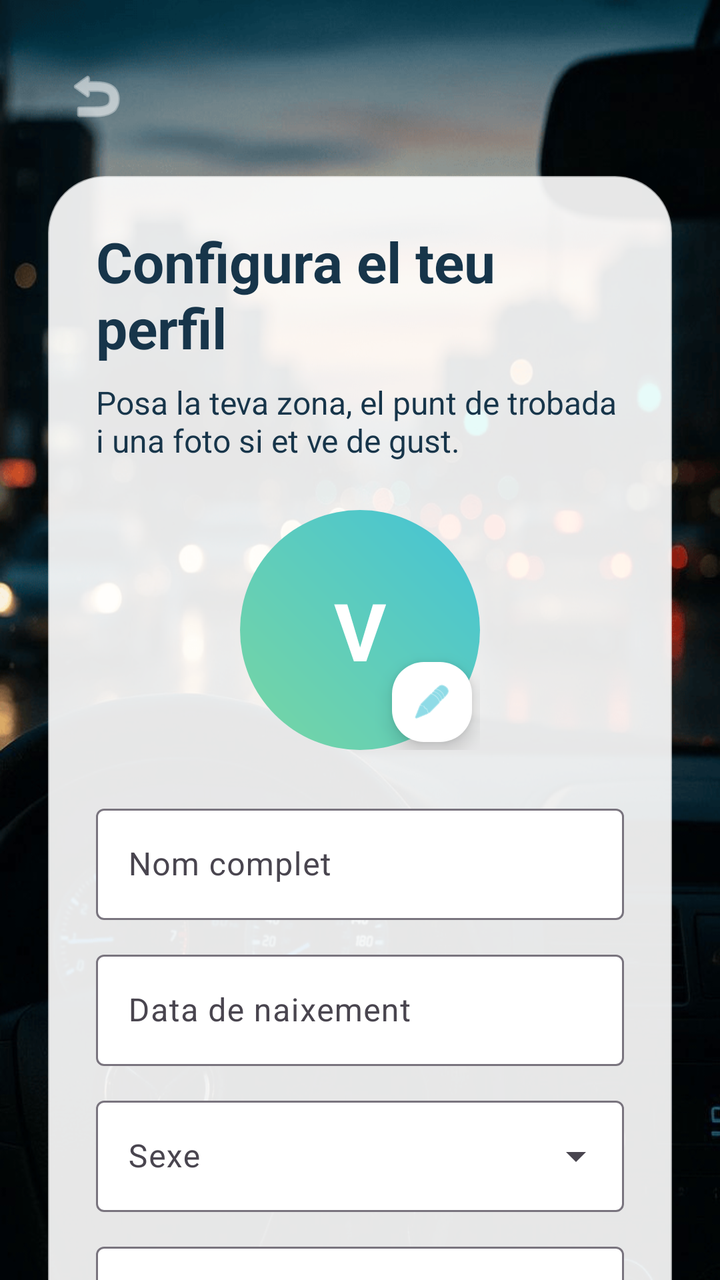
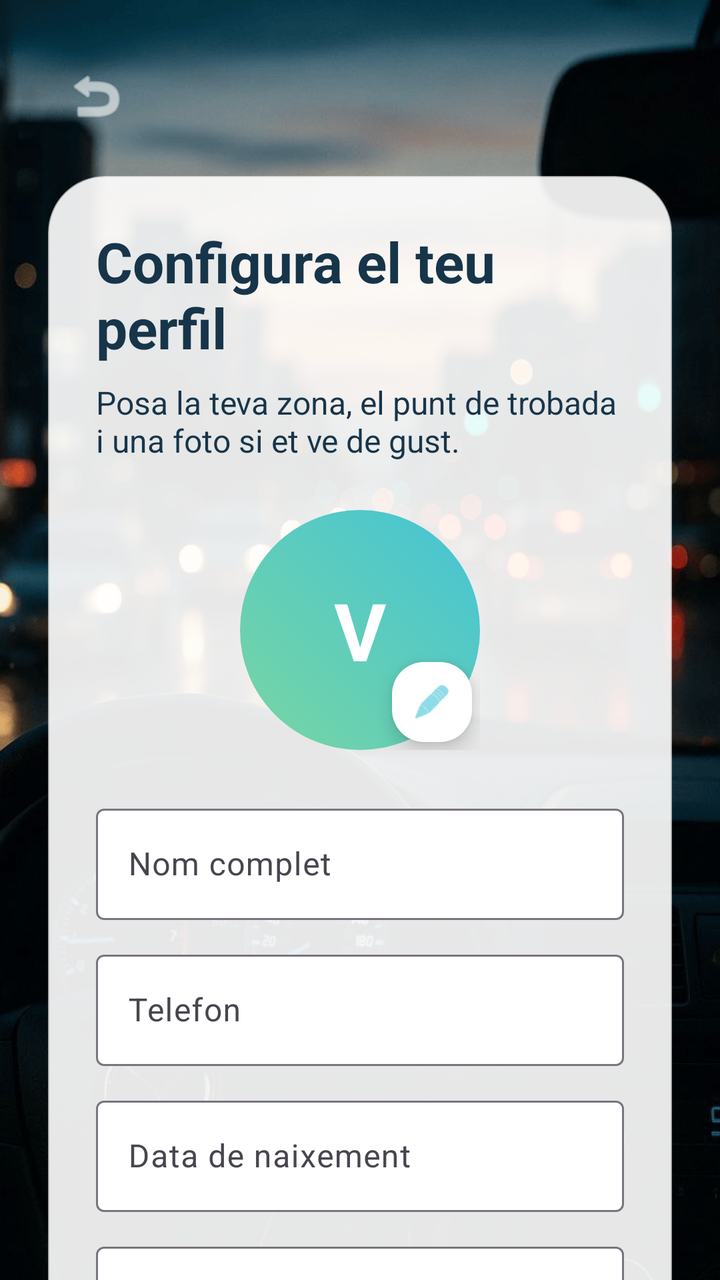

Screens rendered from an Android XML layout before and after an edit, with the pre-edit source and the edit as a unified diff.
<!-- AndroidManifest.xml: application theme Theme.ViBaCar -->
<!-- res/layout/activity_configura_perfil.xml -->
<?xml version="1.0" encoding="utf-8"?>
<androidx.core.widget.NestedScrollView xmlns:android="http://schemas.android.com/apk/res/android"
    xmlns:app="http://schemas.android.com/apk/res-auto"
    android:layout_width="match_parent"
    android:layout_height="match_parent"
    android:background="@drawable/pantalla_benvinguda"
    android:fillViewport="true">

    <LinearLayout
        android:layout_width="match_parent"
        android:layout_height="wrap_content"
        android:gravity="center"
        android:orientation="vertical"
        android:paddingHorizontal="24dp"
        android:paddingVertical="24dp">

        <ImageButton
            android:id="@+id/botoEnrere"
            android:layout_width="48dp"
            android:layout_height="48dp"
            android:layout_gravity="start"
            android:background="?attr/selectableItemBackgroundBorderless"
            android:contentDescription="@string/boto_enrere"
            android:padding="8dp"
            android:src="@android:drawable/ic_menu_revert"
            app:tint="@color/color_text_clar" />

        <LinearLayout
            android:layout_width="match_parent"
            android:layout_height="wrap_content"
            android:layout_marginTop="16dp"
            android:background="@drawable/fons_targeta"
            android:backgroundTint="#E6FFFFFF"
            android:elevation="12dp"
            android:orientation="vertical"
            android:padding="24dp">

            <TextView
                android:layout_width="match_parent"
                android:layout_height="wrap_content"
                android:text="@string/perfil_config_titol"
                android:textColor="@color/color_text_principal"
                android:textSize="28sp"
                android:textStyle="bold" />

            <TextView
                android:layout_width="match_parent"
                android:layout_height="wrap_content"
                android:layout_marginTop="8dp"
                android:text="@string/perfil_config_subtitol"
                android:textColor="@color/color_text_principal"
                android:textSize="16sp" />

            
            <FrameLayout
                android:layout_width="120dp"
                android:layout_height="120dp"
                android:layout_gravity="center_horizontal"
                android:layout_marginTop="24dp">

                <com.google.android.material.imageview.ShapeableImageView
                    android:id="@+id/imatgePerfil"
                    android:layout_width="match_parent"
                    android:layout_height="match_parent"
                    android:scaleType="centerCrop"
                    android:contentDescription="@string/app_name"
                    android:visibility="gone"
                    app:shapeAppearanceOverlay="@style/FormaAvatarCercle" />

                <TextView
                    android:id="@+id/txtInicialAvatar"
                    android:layout_width="match_parent"
                    android:layout_height="match_parent"
                    android:background="@drawable/fons_avatar"
                    android:gravity="center"
                    android:text="V"
                    android:textColor="@color/color_text_clar"
                    android:textSize="40sp"
                    android:textStyle="bold" />

                <com.google.android.material.floatingactionbutton.FloatingActionButton
                    android:id="@+id/botoTriaFoto"
                    android:layout_width="wrap_content"
                    android:layout_height="wrap_content"
                    android:layout_gravity="bottom|end"
                    android:contentDescription="@string/boto_tria_foto"
                    app:backgroundTint="@color/color_text_clar"
                    app:fabCustomSize="40dp"
                    app:maxImageSize="20dp"
                    app:srcCompat="@android:drawable/ic_menu_edit"
                    app:tint="@color/color_principal" />
            </FrameLayout>

            
            <com.google.android.material.textfield.TextInputLayout
                style="@style/Widget.Material3.TextInputLayout.OutlinedBox"
                android:layout_width="match_parent"
                android:layout_height="wrap_content"
                android:layout_marginTop="24dp"
                android:hint="@string/etiqueta_nom"
                app:boxBackgroundColor="@color/color_text_clar">

                <com.google.android.material.textfield.TextInputEditText
                    android:id="@+id/campNom"
                    android:layout_width="match_parent"
                    android:layout_height="wrap_content"
                    android:inputType="textPersonName" />
            </com.google.android.material.textfield.TextInputLayout>

            
            <com.google.android.material.textfield.TextInputLayout
                style="@style/Widget.Material3.TextInputLayout.OutlinedBox"
                android:layout_width="match_parent"
                android:layout_height="wrap_content"
                android:layout_marginTop="12dp"
                android:hint="@string/etiqueta_data_naixement"
                app:boxBackgroundColor="@color/color_text_clar">

                <com.google.android.material.textfield.TextInputEditText
                    android:id="@+id/campDataNaixement"
                    android:layout_width="match_parent"
                    android:layout_height="wrap_content"
                    android:clickable="true"
                    android:focusable="false"
                    android:inputType="none" />
            </com.google.android.material.textfield.TextInputLayout>

            
            <com.google.android.material.textfield.TextInputLayout
                style="@style/Widget.Material3.TextInputLayout.OutlinedBox.ExposedDropdownMenu"
                android:layout_width="match_parent"
                android:layout_height="wrap_content"
                android:layout_marginTop="12dp"
                android:hint="@string/etiqueta_sexe"
                app:boxBackgroundColor="@color/color_text_clar">

                <com.google.android.material.textfield.MaterialAutoCompleteTextView
                    android:id="@+id/campSexe"
                    android:layout_width="match_parent"
                    android:layout_height="wrap_content"
                    android:inputType="none" />
            </com.google.android.material.textfield.TextInputLayout>

            <com.google.android.material.textfield.TextInputLayout
                style="@style/Widget.Material3.TextInputLayout.OutlinedBox"
                android:layout_width="match_parent"
                android:layout_height="wrap_content"
                android:layout_marginTop="12dp"
                android:hint="@string/etiqueta_telefon"
                app:boxBackgroundColor="@color/color_text_clar">

                <com.google.android.material.textfield.TextInputEditText
                    android:id="@+id/campTelefon"
                    android:layout_width="match_parent"
                    android:layout_height="wrap_content"
                    android:inputType="phone" />
            </com.google.android.material.textfield.TextInputLayout>

            <TextView
                android:layout_width="match_parent"
                android:layout_height="wrap_content"
                android:layout_marginTop="16dp"
                android:text="@string/etiqueta_rol"
                android:textColor="@color/color_text_principal"
                android:textStyle="bold" />

            <RadioGroup
                android:id="@+id/grupRol"
                android:layout_width="match_parent"
                android:layout_height="wrap_content"
                android:layout_marginTop="8dp"
                android:orientation="vertical">

                <RadioButton
                    android:id="@+id/radioConductor"
                    android:layout_width="wrap_content"
                    android:layout_height="wrap_content"
                    android:text="@string/rol_conductor" />

                <RadioButton
                    android:id="@+id/radioPassatger"
                    android:layout_width="wrap_content"
                    android:layout_height="wrap_content"
                    android:text="@string/rol_passatger" />
            </RadioGroup>

            <com.google.android.material.textfield.TextInputLayout
                style="@style/Widget.Material3.TextInputLayout.OutlinedBox.ExposedDropdownMenu"
                android:layout_width="match_parent"
                android:layout_height="wrap_content"
                android:layout_marginTop="14dp"
                android:hint="@string/etiqueta_zona"
                app:boxBackgroundColor="@color/color_text_clar">

                <com.google.android.material.textfield.MaterialAutoCompleteTextView
                    android:id="@+id/campZona"
                    android:layout_width="match_parent"
                    android:layout_height="wrap_content"
                    android:inputType="none" />
            </com.google.android.material.textfield.TextInputLayout>

            <com.google.android.material.textfield.TextInputLayout
                style="@style/Widget.Material3.TextInputLayout.OutlinedBox.ExposedDropdownMenu"
                android:layout_width="match_parent"
                android:layout_height="wrap_content"
                android:layout_marginTop="12dp"
                android:hint="@string/etiqueta_hora_habitual"
                app:boxBackgroundColor="@color/color_text_clar">

                <com.google.android.material.textfield.MaterialAutoCompleteTextView
                    android:id="@+id/campHoraHabitual"
                    android:layout_width="match_parent"
                    android:layout_height="wrap_content"
                    android:inputType="none" />
            </com.google.android.material.textfield.TextInputLayout>

            <com.google.android.material.textfield.TextInputLayout
                style="@style/Widget.Material3.TextInputLayout.OutlinedBox"
                android:layout_width="match_parent"
                android:layout_height="wrap_content"
                android:layout_marginTop="12dp"
                android:hint="@string/etiqueta_punt_trobada"
                app:boxBackgroundColor="@color/color_text_clar">

                <com.google.android.material.textfield.TextInputEditText
                    android:id="@+id/campPuntTrobada"
                    android:layout_width="match_parent"
                    android:layout_height="wrap_content"
                    android:inputType="textCapWords" />
            </com.google.android.material.textfield.TextInputLayout>

            <TextView
                android:id="@+id/txtDadesConductor"
                android:layout_width="match_parent"
                android:layout_height="wrap_content"
                android:layout_marginTop="16dp"
                android:text="@string/titol_dades_conductor"
                android:textColor="@color/color_text_principal"
                android:textStyle="bold"
                android:visibility="gone" />

            <LinearLayout
                android:id="@+id/layoutDadesConductor"
                android:layout_width="match_parent"
                android:layout_height="wrap_content"
                android:orientation="vertical"
                android:visibility="gone">

                <com.google.android.material.textfield.TextInputLayout
                    style="@style/Widget.Material3.TextInputLayout.OutlinedBox"
                    android:layout_width="match_parent"
                    android:layout_height="wrap_content"
                    android:layout_marginTop="10dp"
                    android:hint="@string/etiqueta_model_cotxe"
                    app:boxBackgroundColor="@color/color_text_clar">

                    <com.google.android.material.textfield.TextInputEditText
                        android:id="@+id/campModelCotxe"
                        android:layout_width="match_parent"
                        android:layout_height="wrap_content"
                        android:inputType="textCapWords" />
                </com.google.android.material.textfield.TextInputLayout>

                <com.google.android.material.textfield.TextInputLayout
                    style="@style/Widget.Material3.TextInputLayout.OutlinedBox.ExposedDropdownMenu"
                    android:layout_width="match_parent"
                    android:layout_height="wrap_content"
                    android:layout_marginTop="12dp"
                    android:hint="@string/etiqueta_places_habituals"
                    app:boxBackgroundColor="@color/color_text_clar">

                    <com.google.android.material.textfield.MaterialAutoCompleteTextView
                        android:id="@+id/campPlacesHabituals"
                        android:layout_width="match_parent"
                        android:layout_height="wrap_content"
                        android:inputType="none" />
                </com.google.android.material.textfield.TextInputLayout>
            </LinearLayout>

            
            <com.google.android.material.textfield.TextInputLayout
                style="@style/Widget.Material3.TextInputLayout.OutlinedBox"
                android:layout_width="match_parent"
                android:layout_height="wrap_content"
                android:layout_marginTop="12dp"
                android:hint="@string/etiqueta_bio"
                app:boxBackgroundColor="@color/color_text_clar">

                <com.google.android.material.textfield.TextInputEditText
                    android:id="@+id/campBio"
                    android:layout_width="match_parent"
                    android:layout_height="wrap_content"
                    android:inputType="textMultiLine"
                    android:maxLines="3"
                    android:minLines="3" />
            </com.google.android.material.textfield.TextInputLayout>

            <TextView
                android:id="@+id/txtMissatge"
                android:layout_width="match_parent"
                android:layout_height="wrap_content"
                android:layout_marginTop="12dp"
                android:textColor="@color/color_error" />

            <com.google.android.material.button.MaterialButton
                android:id="@+id/botoDesarPerfil"
                android:layout_width="match_parent"
                android:layout_height="60dp"
                android:layout_marginTop="16dp"
                android:background="@drawable/fons_boto_principal"
                android:text="@string/boto_desar_perfil"
                android:textColor="@color/color_text_clar"
                android:textSize="20sp"
                android:textStyle="bold"
                app:backgroundTint="@null" />
        </LinearLayout>
    </LinearLayout>
</androidx.core.widget.NestedScrollView>
<!-- resources referenced by this layout -->
<resources>
  <color name="color_error">#C74E4E</color>
  <color name="color_principal">#44C3D6</color>
  <color name="color_text_clar">#FFFFFF</color>
  <color name="color_text_principal">#17354A</color>
  <!-- drawable fons_avatar (drawable) -->
  <?xml version="1.0" encoding="utf-8"?>
  <shape xmlns:android="http://schemas.android.com/apk/res/android" android:shape="oval">
      <gradient
          android:angle="45"
          android:endColor="@color/color_principal"
          android:startColor="@color/color_secundari" />
  </shape>
  <!-- drawable fons_boto_principal (drawable) -->
  <?xml version="1.0" encoding="utf-8"?>
  <shape xmlns:android="http://schemas.android.com/apk/res/android">
      <gradient
          android:angle="0"
          android:endColor="@color/color_principal_fosc"
          android:startColor="@color/color_principal" />
      <corners android:radius="30dp" />
  </shape>
  <!-- drawable fons_targeta (drawable) -->
  <?xml version="1.0" encoding="utf-8"?>
  <shape xmlns:android="http://schemas.android.com/apk/res/android">
      <solid android:color="@color/color_targeta" />
      <corners android:radius="28dp" />
      <stroke
          android:width="1dp"
          android:color="#AAEDF4F4" />
  </shape>
  <!-- drawable pantalla_benvinguda: png bitmap (drawable, 237245 bytes) -->
  <string name="app_name">ViBaCar</string>
  <string name="boto_desar_perfil">Desar perfil</string>
  <string name="boto_enrere">Torna enrere</string>
  <string name="boto_tria_foto">Tria foto opcional</string>
  <string name="etiqueta_bio">Presentacio breu</string>
  <string name="etiqueta_data_naixement">Data de naixement</string>
  <string name="etiqueta_hora_habitual">Hora habitual de sortida</string>
  <string name="etiqueta_model_cotxe">Model del cotxe</string>
  <string name="etiqueta_nom">Nom complet</string>
  <string name="etiqueta_places_habituals">Places que pots oferir</string>
  <string name="etiqueta_punt_trobada">Punt de trobada habitual</string>
  <string name="etiqueta_rol">Rol</string>
  <string name="etiqueta_sexe">Sexe</string>
  <string name="etiqueta_telefon">Telefon</string>
  <string name="etiqueta_zona">Zona habitual</string>
  <string name="perfil_config_subtitol">Posa la teva zona, el punt de trobada i una foto si et ve de gust.</string>
  <string name="perfil_config_titol">Configura el teu perfil</string>
  <string name="rol_conductor">Conductor o conductora</string>
  <string name="rol_passatger">Passatger o passatgera</string>
  <string name="titol_dades_conductor">Dades de conductor/a</string>
  <style name="FormaAvatarCercle" parent="">
          <item name="cornerFamily">rounded</item>
          <item name="cornerSize">50%</item>
      </style>
  <style name="Theme.ViBaCar" parent="Base.Theme.ViBaCar" />
  <color name="color_secundari">#78D6A2</color>
  <color name="color_principal_fosc">#2DA5BB</color>
  <color name="color_targeta">#FDFEFE</color>
  <style name="Base.Theme.ViBaCar" parent="Theme.Material3.Light.NoActionBar">
          <item name="colorPrimary">@color/color_principal</item>
          <item name="colorOnPrimary">@color/color_text_clar</item>
          <item name="colorSecondary">@color/color_secundari</item>
          <item name="android:statusBarColor">@android:color/transparent</item>
          <item name="android:navigationBarColor">@color/color_fons</item>
          <item name="android:windowLightStatusBar">true</item>
          <item name="android:windowBackground">@color/color_fons</item>
      </style>
  <color name="color_fons">#EAF8F8</color>
</resources>

<!-- the commit's change to res/layout/activity_configura_perfil.xml (unified diff, before → after) -->
@@ -113,6 +113,22 @@
                 android:layout_width="match_parent"
                 android:layout_height="wrap_content"
                 android:layout_marginTop="12dp"
+                android:hint="@string/etiqueta_telefon"
+                app:boxBackgroundColor="@color/color_text_clar">
+
+                <com.google.android.material.textfield.TextInputEditText
+                    android:id="@+id/campTelefon"
+                    android:layout_width="match_parent"
+                    android:layout_height="wrap_content"
+                    android:inputType="phone" />
+            </com.google.android.material.textfield.TextInputLayout>
+
+            
+            <com.google.android.material.textfield.TextInputLayout
+                style="@style/Widget.Material3.TextInputLayout.OutlinedBox"
+                android:layout_width="match_parent"
+                android:layout_height="wrap_content"
+                android:layout_marginTop="12dp"
                 android:hint="@string/etiqueta_data_naixement"
                 app:boxBackgroundColor="@color/color_text_clar">
 
@@ -120,7 +136,6 @@
                     android:id="@+id/campDataNaixement"
                     android:layout_width="match_parent"
                     android:layout_height="wrap_content"
-                    android:clickable="true"
                     android:focusable="false"
                     android:inputType="none" />
             </com.google.android.material.textfield.TextInputLayout>
@@ -141,21 +156,55 @@
                     android:inputType="none" />
             </com.google.android.material.textfield.TextInputLayout>
 
-            <com.google.android.material.textfield.TextInputLayout
-                style="@style/Widget.Material3.TextInputLayout.OutlinedBox"
-                android:layout_width="match_parent"
-                android:layout_height="wrap_content"
-                android:layout_marginTop="12dp"
-                android:hint="@string/etiqueta_telefon"
-                app:boxBackgroundColor="@color/color_text_clar">
-
-                <com.google.android.material.textfield.TextInputEditText
-                    android:id="@+id/campTelefon"
-                    android:layout_width="match_parent"
-                    android:layout_height="wrap_content"
-                    android:inputType="phone" />
-            </com.google.android.material.textfield.TextInputLayout>
-
+            
+            <com.google.android.material.textfield.TextInputLayout
+                style="@style/Widget.Material3.TextInputLayout.OutlinedBox.ExposedDropdownMenu"
+                android:layout_width="match_parent"
+                android:layout_height="wrap_content"
+                android:layout_marginTop="12dp"
+                android:hint="@string/etiqueta_zona"
+                app:boxBackgroundColor="@color/color_text_clar">
+
+                <com.google.android.material.textfield.MaterialAutoCompleteTextView
+                    android:id="@+id/campZona"
+                    android:layout_width="match_parent"
+                    android:layout_height="wrap_content"
+                    android:inputType="none" />
+            </com.google.android.material.textfield.TextInputLayout>
+
+            
+            <com.google.android.material.textfield.TextInputLayout
+                style="@style/Widget.Material3.TextInputLayout.OutlinedBox.ExposedDropdownMenu"
+                android:layout_width="match_parent"
+                android:layout_height="wrap_content"
+                android:layout_marginTop="12dp"
+                android:hint="@string/etiqueta_hora_habitual"
+                app:boxBackgroundColor="@color/color_text_clar">
+
+                <com.google.android.material.textfield.MaterialAutoCompleteTextView
+                    android:id="@+id/campHoraHabitual"
+                    android:layout_width="match_parent"
+                    android:layout_height="wrap_content"
+                    android:inputType="none" />
+            </com.google.android.material.textfield.TextInputLayout>
+
+            
+            <com.google.android.material.textfield.TextInputLayout
+                style="@style/Widget.Material3.TextInputLayout.OutlinedBox"
+                android:layout_width="match_parent"
+                android:layout_height="wrap_content"
+                android:layout_marginTop="12dp"
+                android:hint="@string/etiqueta_punt_trobada"
+                app:boxBackgroundColor="@color/color_text_clar">
+
+                <com.google.android.material.textfield.TextInputEditText
+                    android:id="@+id/campPuntTrobada"
+                    android:layout_width="match_parent"
+                    android:layout_height="wrap_content"
+                    android:inputType="text" />
+            </com.google.android.material.textfield.TextInputLayout>
+
+            
             <TextView
                 android:layout_width="match_parent"
                 android:layout_height="wrap_content"
@@ -168,67 +217,24 @@
                 android:id="@+id/grupRol"
                 android:layout_width="match_parent"
                 android:layout_height="wrap_content"
-                android:layout_marginTop="8dp"
-                android:orientation="vertical">
+                android:orientation="horizontal">
+
+                <RadioButton
+                    android:id="@+id/radioPassatger"
+                    android:layout_width="0dp"
+                    android:layout_height="wrap_content"
+                    android:layout_weight="1"
+                    android:text="@string/rol_passatger" />
 
                 <RadioButton
                     android:id="@+id/radioConductor"
-                    android:layout_width="wrap_content"
-                    android:layout_height="wrap_content"
+                    android:layout_width="0dp"
+                    android:layout_height="wrap_content"
+                    android:layout_weight="1"
                     android:text="@string/rol_conductor" />
-
-                <RadioButton
-                    android:id="@+id/radioPassatger"
-                    android:layout_width="wrap_content"
-                    android:layout_height="wrap_content"
-                    android:text="@string/rol_passatger" />
             </RadioGroup>
 
-            <com.google.android.material.textfield.TextInputLayout
-                style="@style/Widget.Material3.TextInputLayout.OutlinedBox.ExposedDropdownMenu"
-                android:layout_width="match_parent"
-                android:layout_height="wrap_content"
-                android:layout_marginTop="14dp"
-                android:hint="@string/etiqueta_zona"
-                app:boxBackgroundColor="@color/color_text_clar">
-
-                <com.google.android.material.textfield.MaterialAutoCompleteTextView
-                    android:id="@+id/campZona"
-                    android:layout_width="match_parent"
-                    android:layout_height="wrap_content"
-                    android:inputType="none" />
-            </com.google.android.material.textfield.TextInputLayout>
-
-            <com.google.android.material.textfield.TextInputLayout
-                style="@style/Widget.Material3.TextInputLayout.OutlinedBox.ExposedDropdownMenu"
-                android:layout_width="match_parent"
-                android:layout_height="wrap_content"
-                android:layout_marginTop="12dp"
-                android:hint="@string/etiqueta_hora_habitual"
-                app:boxBackgroundColor="@color/color_text_clar">
-
-                <com.google.android.material.textfield.MaterialAutoCompleteTextView
-                    android:id="@+id/campHoraHabitual"
-                    android:layout_width="match_parent"
-                    android:layout_height="wrap_content"
-                    android:inputType="none" />
-            </com.google.android.material.textfield.TextInputLayout>
-
-            <com.google.android.material.textfield.TextInputLayout
-                style="@style/Widget.Material3.TextInputLayout.OutlinedBox"
-                android:layout_width="match_parent"
-                android:layout_height="wrap_content"
-                android:layout_marginTop="12dp"
-                android:hint="@string/etiqueta_punt_trobada"
-                app:boxBackgroundColor="@color/color_text_clar">
-
-                <com.google.android.material.textfield.TextInputEditText
-                    android:id="@+id/campPuntTrobada"
-                    android:layout_width="match_parent"
-                    android:layout_height="wrap_content"
-                    android:inputType="textCapWords" />
-            </com.google.android.material.textfield.TextInputLayout>
-
+            
             <TextView
                 android:id="@+id/txtDadesConductor"
                 android:layout_width="match_parent"
@@ -250,7 +256,7 @@
                     style="@style/Widget.Material3.TextInputLayout.OutlinedBox"
                     android:layout_width="match_parent"
                     android:layout_height="wrap_content"
-                    android:layout_marginTop="10dp"
+                    android:layout_marginTop="12dp"
                     android:hint="@string/etiqueta_model_cotxe"
                     app:boxBackgroundColor="@color/color_text_clar">
 
@@ -258,7 +264,7 @@
                         android:id="@+id/campModelCotxe"
                         android:layout_width="match_parent"
                         android:layout_height="wrap_content"
-                        android:inputType="textCapWords" />
+                        android:inputType="text" />
                 </com.google.android.material.textfield.TextInputLayout>
 
                 <com.google.android.material.textfield.TextInputLayout
@@ -290,8 +296,9 @@
                     android:id="@+id/campBio"
                     android:layout_width="match_parent"
                     android:layout_height="wrap_content"
+                    android:gravity="top"
                     android:inputType="textMultiLine"
-                    android:maxLines="3"
+                    android:maxLines="5"
                     android:minLines="3" />
             </com.google.android.material.textfield.TextInputLayout>
 
